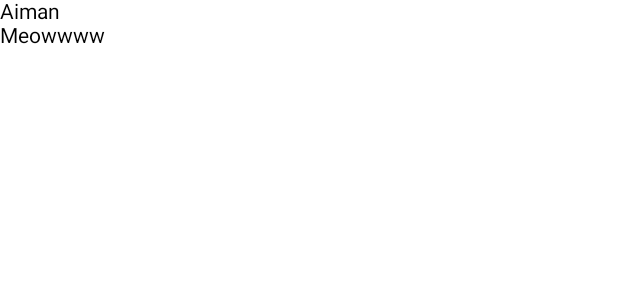
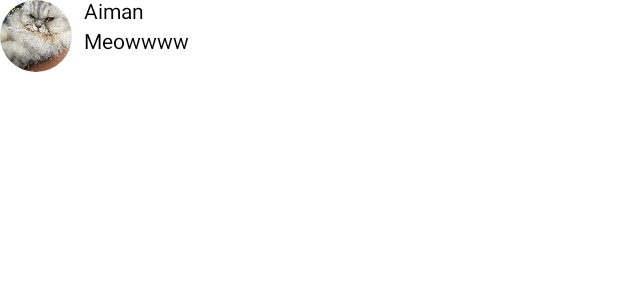
Before and after one commit to mankidal19/greetings-card, an Android app built with Jetpack Compose: the @Preview function MessageCardPreview, on a phone screen of 412 x 824 dp. Shown: the top 300 px of the screen. Run offline under Robolectric (Android 15) with nearby library versions, the phone set to English and light mode, and no system bars.

Commit message:
add image and some spacers

```diff
--- a/app/src/main/java/com/example/greetingcard/MainActivity.kt
+++ b/app/src/main/java/com/example/greetingcard/MainActivity.kt
@@ -4,16 +4,27 @@ import android.os.Bundle
 import androidx.activity.ComponentActivity
 import androidx.activity.compose.setContent
 import androidx.activity.enableEdgeToEdge
+import androidx.compose.foundation.Image
 import androidx.compose.foundation.layout.Column
+import androidx.compose.foundation.layout.Row
+import androidx.compose.foundation.layout.Spacer
 import androidx.compose.foundation.layout.fillMaxSize
 import androidx.compose.foundation.layout.fillMaxWidth
+import androidx.compose.foundation.layout.height
 import androidx.compose.foundation.layout.padding
+import androidx.compose.foundation.layout.size
+import androidx.compose.foundation.layout.width
+import androidx.compose.foundation.shape.CircleShape
 import androidx.compose.material3.Scaffold
 import androidx.compose.material3.Surface
 import androidx.compose.material3.Text
 import androidx.compose.runtime.Composable
 import androidx.compose.ui.Modifier
+import androidx.compose.ui.draw.clip
 import androidx.compose.ui.graphics.Color
+import androidx.compose.ui.graphics.painter.Painter
+import androidx.compose.ui.layout.ContentScale
+import androidx.compose.ui.res.painterResource
 import androidx.compose.ui.tooling.preview.Preview
 import androidx.compose.ui.unit.dp
 import com.example.greetingcard.model.Message
@@ -38,13 +49,23 @@ class MainActivity : ComponentActivity() {
 
 @Composable
 fun MessageCard(message: Message, modifier: Modifier = Modifier) {
+    Row {
+        Image(
+            painter = painterResource(R.drawable.mimi),
+            contentDescription = "Mimi",
+            contentScale = ContentScale.Crop,
+            modifier = modifier.size(48.dp).clip(CircleShape)
+        )
+        Spacer(modifier = modifier.width(8.dp))
         Column {
             Text(
                 text = message.author
             )
+            Spacer(modifier = modifier.height(4.dp))
             Text(
                 text = message.body
             )
+        }
     }
 }
 
```
Also changed, not shown: app/src/main/res/drawable/mimi.jpeg (added). Lines whose indentation alone changed are shown as unchanged.
